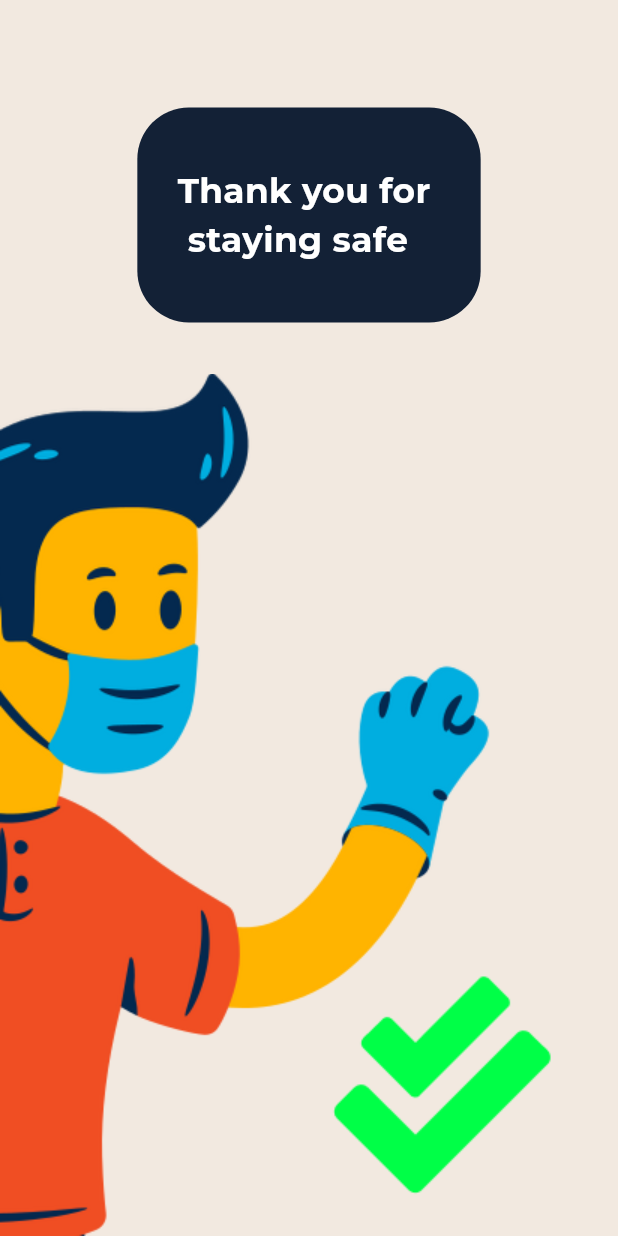
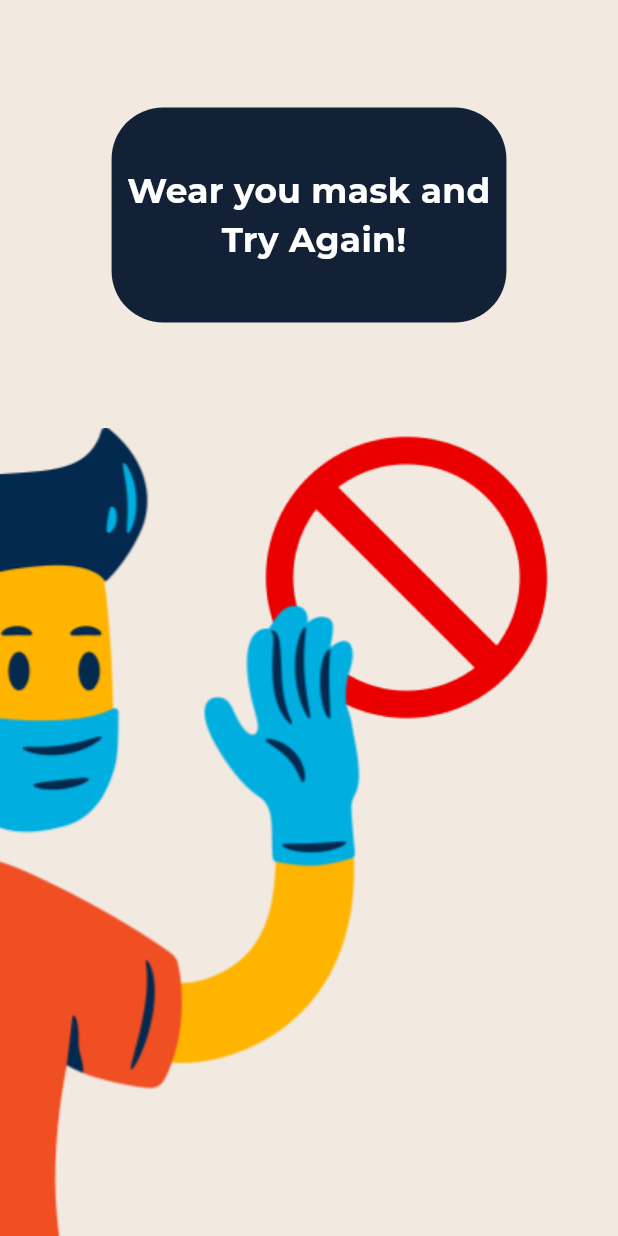
Before and after one commit to TheScriptRailoth/Face-Mask-Detector, a Flutter app: the screen it shows after launch, on a phone screen of 412 x 824 dp. Run offline on Flutter 3.47's test engine with Material 3 defaults, Android fonts, the phone set to English and light mode, and no system bars; our stand-ins replace flutter_screenutil, google_fonts, image_picker; missing offline and left inert: tflite_v2.

Commit message:
MASK-DETECTOR: Added mask off screen
Signed-off-by: Ashutosh <am3718440@gmail.com>

```diff
--- a/lib/main.dart
+++ b/lib/main.dart
@@ -1,5 +1,6 @@
 import 'package:flutter/material.dart';
 import 'package:flutter_screenutil/flutter_screenutil.dart';
+import 'package:mask_detector/mask_off_screen.dart';
 import 'package:mask_detector/mask_on_screen.dart';
 
 import 'home_screen.dart';
@@ -22,7 +23,7 @@ class MyApp extends StatelessWidget {
         return MaterialApp(
             theme: ThemeData(primaryColor: Color(0xff132136)),
             debugShowCheckedModeBanner: false,
-            home: MaskOnScreen()
+            home: MaskOffScreen()
         );
       },
     );
--- /dev/null
+++ b/lib/mask_off_screen.dart
@@ -0,0 +1,55 @@
+import 'package:flutter/material.dart';
+import 'package:flutter_screenutil/flutter_screenutil.dart';
+import 'package:google_fonts/google_fonts.dart';
+
+import 'my_colors.dart';
+class MaskOffScreen extends StatefulWidget {
+  const MaskOffScreen({super.key});
+
+  @override
+  State<MaskOffScreen> createState() => _MaskOffScreenState();
+}
+
+class _MaskOffScreenState extends State<MaskOffScreen> {
+  @override
+  Widget build(BuildContext context) {
+    return Scaffold(
+      body: Stack(
+        children: [
+          Container(
+            height: MediaQuery.sizeOf(context).height,
+            width: MediaQuery.sizeOf(context).width,
+            color: MyColors.secondaryColor,
+            child: Column(
+              children: [
+                SizedBox(height: 60.h,),
+                Container(
+                  height: 120.h,
+                  width: 230.w,
+                  decoration: BoxDecoration(
+                      color: MyColors.primaryColor,
+                      borderRadius: BorderRadius.circular(30.r)
+                  ),
+                  child: Center(
+                    child: Text(
+                      "Wear you mask and\n Try Again!", style: GoogleFonts.montserrat(
+                        color: Colors.white,
+                        fontWeight: FontWeight.bold,
+                        fontSize: 20.sp,
+                    ),
+                      textAlign: TextAlign.center,
+                    ),
+                  ),
+                )
+              ],
+            ),
+          ),
+          Align(
+              alignment: Alignment.bottomLeft,
+              child: Image.asset('assets/negative_image.png')
+          )
+        ],
+      ),
+    );
+  }
+}
```
